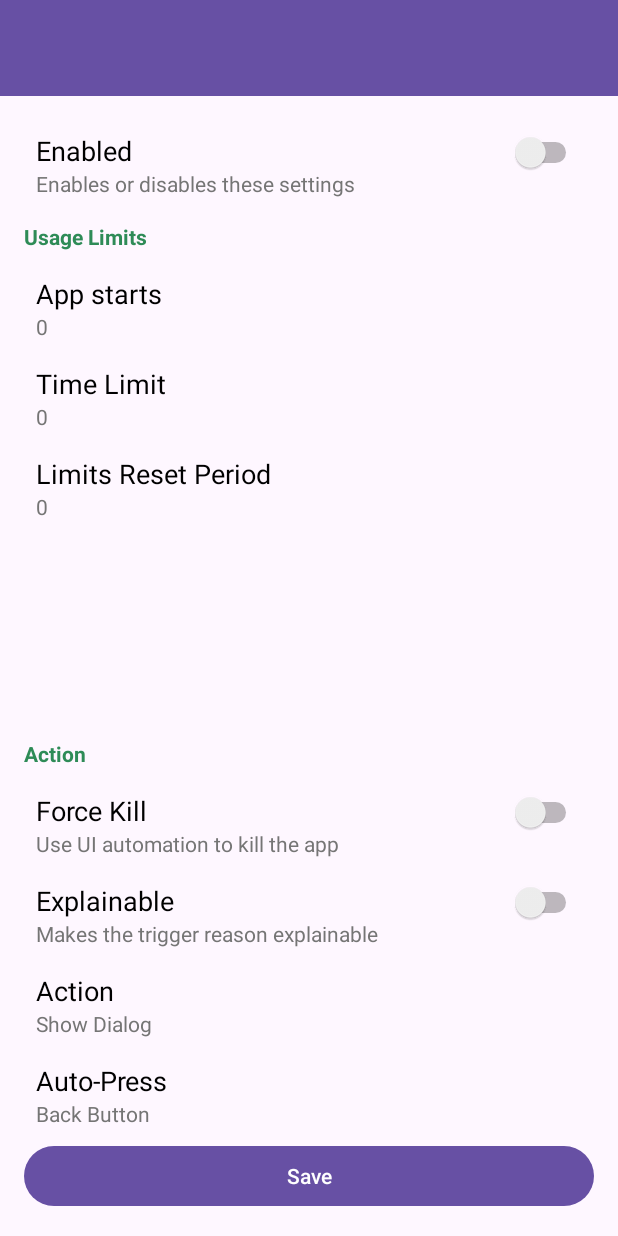
After one commit to SoftwareDroid/SafeZone, an Android app: the layout activity_content_restrictions_for_app_settings.xml on its own in the app's theme, with its tools: preview values and no code run, on a phone screen of 412 x 824 dp. The commit adds this screen. Run offline under Robolectric (Android 15) with nearby library versions, the phone set to English and light mode, and no system bars.

Commit message:
added empty activity for content restrictions

```diff
--- a/app/src/main/AndroidManifest.xml
+++ b/app/src/main/AndroidManifest.xml
@@ -55,6 +55,9 @@
         <activity android:name=".ui.usage_restriction.UsageRestrictionActivity"
             android:label="@string/usage_restriction_activity">
         </activity>
+        <activity android:name=".ui.content_restriction_settings_for_app.AppContentRestrictionSettingsActivity"
+            android:label="@string/text_filter_for_app_activity">
+        </activity>
 
         <activity android:name=".learn_mode.HelpDialogLearnMode" />
 
--- a/app/src/main/java/com/example/ourpact3/db/DatabaseManager.java
+++ b/app/src/main/java/com/example/ourpact3/db/DatabaseManager.java
@@ -8,7 +8,7 @@ import android.database.sqlite.SQLiteStatement;
 import com.example.ourpact3.model.PipelineButtonAction;
 import com.example.ourpact3.model.PipelineWindowAction;
 import com.example.ourpact3.pipeline.CounterAction;
-import com.example.ourpact3.smart_filter.ProductivityFilter;
+import com.example.ourpact3.smart_filter.UsageRestrictionsFilter;
 
 import java.util.ArrayList;
 import java.util.List;
@@ -212,7 +212,7 @@ public class DatabaseManager
                 statement.bindString(4, appRule.comment);
                 statement.bindLong(5, appRule.enabled ? 1 : 0);
                 CounterAction defaultCounterAction = new CounterAction(PipelineWindowAction.WARNING, PipelineButtonAction.BACK_BUTTON,true);
-                long usageFilterId = UsageSmartFilterManager.addOrUpdateUsageFilter(new ProductivityFilter(defaultCounterAction,"Usage Restriction",60*60,5*60,10,new ArrayList<>()));
+                long usageFilterId = UsageSmartFilterManager.addOrUpdateUsageFilter(new UsageRestrictionsFilter(defaultCounterAction,"Usage Restriction",60*60,5*60,10,new ArrayList<>()));
 
                 statement.bindLong(6,usageFilterId);  // no default use restriction exists
 
--- a/app/src/main/java/com/example/ourpact3/service/ExampleAppKeywordFilters.java
+++ b/app/src/main/java/com/example/ourpact3/service/ExampleAppKeywordFilters.java
@@ -11,7 +11,7 @@ import com.example.ourpact3.smart_filter.AppFilter;
 import com.example.ourpact3.smart_filter.ExponentialPunishFilter;
 import com.example.ourpact3.smart_filter.ProductivityTimeRule;
 import com.example.ourpact3.smart_filter.SpecialSmartFilterBase;
-import com.example.ourpact3.smart_filter.ProductivityFilter;
+import com.example.ourpact3.smart_filter.UsageRestrictionsFilter;
 import com.example.ourpact3.smart_filter.WordSmartFilterIdentifier;
 import com.example.ourpact3.topics.InvalidTopicIDException;
 import com.example.ourpact3.pipeline.PipelineResultKeywordFilter;
@@ -448,7 +448,7 @@ public class ExampleAppKeywordFilters
 
         ArrayList<ProductivityTimeRule> timeRules = new ArrayList<>();
         timeRules.add(new ProductivityTimeRule(LocalTime.of(11,0),LocalTime.of(12,0),EnumSet.of(DayOfWeek.MONDAY, DayOfWeek.TUESDAY, DayOfWeek.WEDNESDAY, DayOfWeek.THURSDAY, DayOfWeek.FRIDAY),true));
-        filter.setSpecialSmartFilter(SpecialSmartFilterBase.Name.USAGE_RESTRICTION, new ProductivityFilter(new CounterAction(PipelineWindowAction.WARNING,PipelineButtonAction.BACK_BUTTON,true), "Time limit", 6, 200, 3,timeRules));
+        filter.setSpecialSmartFilter(SpecialSmartFilterBase.Name.USAGE_RESTRICTION, new UsageRestrictionsFilter(new CounterAction(PipelineWindowAction.WARNING,PipelineButtonAction.BACK_BUTTON,true), "Time limit", 6, 200, 3,timeRules));
         return filter;
     }
 
@@ -529,7 +529,7 @@ public class ExampleAppKeywordFilters
         AppFilter filter = new AppFilter(service, topicManager, filters, appName, false);
         {
             // No Timerules
-            filter.setSpecialSmartFilter(SpecialSmartFilterBase.Name.USAGE_RESTRICTION, new ProductivityFilter(new CounterAction(PipelineWindowAction.WARNING,PipelineButtonAction.BACK_BUTTON,true), "Time limit", 1, 200, 3,new ArrayList<>()));
+            filter.setSpecialSmartFilter(SpecialSmartFilterBase.Name.USAGE_RESTRICTION, new UsageRestrictionsFilter(new CounterAction(PipelineWindowAction.WARNING,PipelineButtonAction.BACK_BUTTON,true), "Time limit", 1, 200, 3,new ArrayList<>()));
         }
         return filter;
 
--- a/app/src/main/java/com/example/ourpact3/smart_filter/ProductivityFilter.java
+++ b/app/src/main/java/com/example/ourpact3/smart_filter/UsageRestrictionsFilter.java
@@ -15,7 +15,7 @@ import java.util.ArrayList;
 /**
  * max number of starts and/or time in s every k hours
  */
-public class ProductivityFilter extends SpecialSmartFilterBase
+public class UsageRestrictionsFilter extends SpecialSmartFilterBase
 {
     public Long database_id = null;
     private final ArrayList<ProductivityTimeRule> timerules; // White or Blacklist for certain times of the week
@@ -54,7 +54,7 @@ public class ProductivityFilter extends SpecialSmartFilterBase
         this.database_id = id;
     }
 
-    public ProductivityFilter(CounterAction counterAction, String name, long resetPeriodInSeconds, long limitInSeconds, Integer maxNumberOfUsages, ArrayList<ProductivityTimeRule> timeRules)
+    public UsageRestrictionsFilter(CounterAction counterAction, String name, long resetPeriodInSeconds, long limitInSeconds, Integer maxNumberOfUsages, ArrayList<ProductivityTimeRule> timeRules)
     {
         super(new PipelineResultProductivityFilter(counterAction), name);//PipelineResultBase
         this.resetPeriodInSeconds = resetPeriodInSeconds;
--- a/app/src/main/java/com/example/ourpact3/SecondFragment.java
+++ b/app/src/main/java/com/example/ourpact3/unused/SecondFragment.java
@@ -1,4 +1,4 @@
-package com.example.ourpact3;
+package com.example.ourpact3.unused;
 
 import android.os.Bundle;
 import android.view.LayoutInflater;
@@ -9,6 +9,7 @@ import androidx.annotation.NonNull;
 import androidx.fragment.app.Fragment;
 import androidx.navigation.fragment.NavHostFragment;
 
+import com.example.ourpact3.R;
 import com.example.ourpact3.databinding.FragmentSecondBinding;
 
 public class SecondFragment extends Fragment
--- a/app/src/main/res/layout/activity_app_rule_detail.xml
+++ b/app/src/main/res/layout/activity_app_rule_detail.xml
@@ -48,6 +48,12 @@
             app:title2="@string/usage_restriction"
             app:summary="@string/description_go_to_usage_filter" />
 
+        <com.example.ourpact3.ui.settings.ReusableSettingsItemView
+            android:id="@+id/content_restrictions"
+            android:layout_width="match_parent"
+            android:layout_height="wrap_content"
+            app:title2="@string/content_restrictions"
+            app:summary="@string/description_content_restriction" />
 
     </LinearLayout>
 
--- /dev/null
+++ b/app/src/main/res/layout/activity_content_restrictions_for_app_settings.xml
@@ -0,0 +1,97 @@
+<?xml version="1.0" encoding="utf-8"?>
+<LinearLayout xmlns:android="http://schemas.android.com/apk/res/android"
+    xmlns:app="http://schemas.android.com/apk/res-auto"
+    xmlns:tools="http://schemas.android.com/tools"
+    android:layout_width="match_parent"
+    android:layout_height="match_parent"
+    android:orientation="vertical">
+
+    <com.google.android.material.appbar.AppBarLayout
+        android:layout_width="match_parent"
+        android:layout_height="wrap_content"
+        android:theme="@style/ThemeOverlay.MaterialComponents.Dark.ActionBar">
+
+        <androidx.appcompat.widget.Toolbar
+            android:id="@+id/toolbar"
+            android:layout_width="match_parent"
+            android:layout_height="?attr/actionBarSize"
+            android:background="?attr/colorPrimary"
+            app:popupTheme="@style/ThemeOverlay.MaterialComponents.Light"
+            app:titleTextColor="@android:color/white">
+
+            <TextView
+                android:id="@+id/title"
+                android:layout_width="wrap_content"
+                android:layout_height="wrap_content"
+                android:textColor="@android:color/white"
+                android:textSize="18sp" />
+
+        </androidx.appcompat.widget.Toolbar>
+
+    </com.google.android.material.appbar.AppBarLayout>
+
+    <ScrollView
+        android:layout_width="match_parent"
+        android:layout_height="match_parent"
+        android:fillViewport="true">
+
+        <LinearLayout
+            android:layout_width="match_parent"
+            android:layout_height="match_parent"
+            android:orientation="vertical"
+            android:padding="16dp">
+
+            <com.example.ourpact3.ui.settings.ReuseableSettingsBooleanView
+                android:id="@+id/setting_input_enabled"
+                android:layout_width="match_parent"
+                android:layout_height="wrap_content"
+                app:description="@string/usage_restriction_restriction"
+                app:isEnabled="false"
+                app:label="@string/enabled" />
+
+            <com.example.ourpact3.ui.settings.ReusableSettingsHeaderView
+                android:layout_width="match_parent"
+                android:layout_height="wrap_content"
+                app:title="@string/usage_limits" />
+
+            <com.example.ourpact3.ui.settings.ReusableSettingsItemView
+                android:id="@+id/setting_input_number_of_start"
+                android:layout_width="match_parent"
+                android:layout_height="wrap_content"
+                app:summary="0"
+                app:title2="@string/number_of_starts" />
+
+            <com.example.ourpact3.ui.settings.ReusableSettingsItemView
+                android:id="@+id/setting_input_time_limit"
+                android:layout_width="match_parent"
+                android:layout_height="wrap_content"
+                app:summary="0"
+                app:title2="@string/time_limit" />
+
+            <com.example.ourpact3.ui.settings.ReusableSettingsItemView
+                android:id="@+id/setting_input_reset_period"
+                android:layout_width="match_parent"
+                android:layout_height="wrap_content"
+                app:summary="0"
+                app:title2="@string/reset_period" />
+
+            <androidx.recyclerview.widget.RecyclerView
+                android:id="@+id/added_time_rules"
+                android:layout_width="match_parent"
+                android:layout_height="0dp"
+                android:layout_weight="1" />
+
+            <com.example.ourpact3.ui.settings.ReusableSettingsCounterActionView
+                android:id="@+id/setting_counter_action"
+                android:layout_width="match_parent"
+                android:layout_height="wrap_content"
+                app:readonly="false" />
+        <Button
+            android:id="@+id/save"
+            android:layout_width="match_parent"
+            android:layout_height="wrap_content"
+            android:text="@string/save"/>
+
+        </LinearLayout>
+    </ScrollView>
+</LinearLayout>
--- a/app/src/main/res/layout/fragment_second.xml
+++ b/app/src/main/res/layout/fragment_second.xml
@@ -4,7 +4,7 @@
     xmlns:tools="http://schemas.android.com/tools"
     android:layout_width="match_parent"
     android:layout_height="match_parent"
-    tools:context=".SecondFragment">
+    tools:context=".unused.SecondFragment">
 
     <androidx.constraintlayout.widget.ConstraintLayout
         android:layout_width="match_parent"
--- a/app/src/main/res/navigation/nav_graph.xml
+++ b/app/src/main/res/navigation/nav_graph.xml
@@ -17,7 +17,7 @@
     </fragment>
     <fragment
         android:id="@+id/SecondFragment"
-        android:name="com.example.ourpact3.SecondFragment"
+        android:name="com.example.ourpact3.unused.SecondFragment"
         android:label="@string/second_fragment_label"
         tools:layout="@layout/fragment_second">
 
--- a/app/src/main/res/values/strings.xml
+++ b/app/src/main/res/values/strings.xml
@@ -207,4 +207,8 @@
     <string name="stop_further_processing">Show Nothing</string>
     <string name="continue_processing">Continue Processing</string>
     <string name="description_go_to_usage_filter">Defines various usage limits, such as time, starts, and blocked periods</string>
+    <string name="settings_content_restrictions">Content Restrictions:</string>
+    <string name="text_filter_for_app_activity">TextFilterForAppActivity</string>
+    <string name="content_restrictions">Content Restrictions</string>
+    <string name="description_content_restriction">Sets Wordlists, which are use to find and block content</string>
 </resources>
```
Also changed, not shown: app/src/main/java/com/example/ourpact3/ContentFilterService.java (+4 -4 lines), app/src/main/java/com/example/ourpact3/db/UsageSmartFilterManager.java (+5 -7 lines), app/src/main/java/com/example/ourpact3/ui/app_rule_detail/AppRuleDetailActivitiy.java (+15 -4 lines), app/src/main/java/com/example/ourpact3/ui/content_restriction_settings_for_app/AppContentRestrictionSettingsActivity.java (added, +41 -0 lines), app/src/main/java/com/example/ourpact3/ui/usage_restriction/UsageRestrictionActivity.java (+11 -11 lines), 1 other file.
